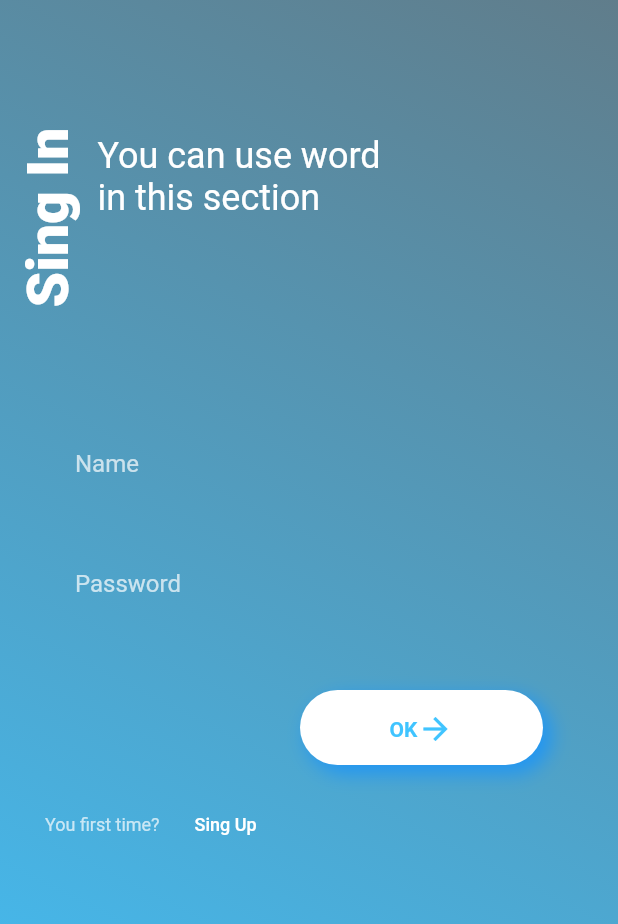
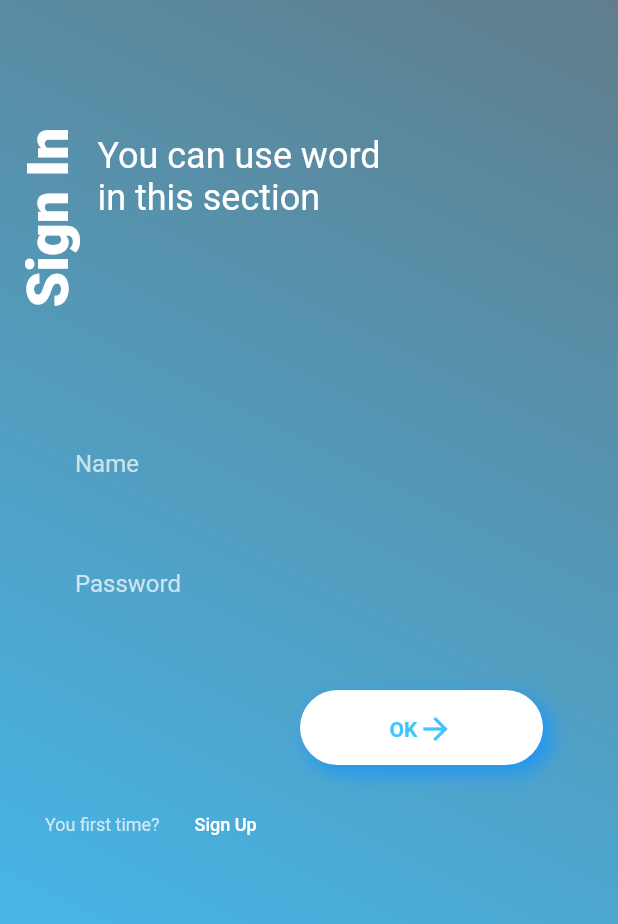
Before and after one commit to 1dervish/flutter_login_ui, a Flutter app: the screen it shows after launch, after a tap on "Sign In", on a phone screen of 412 x 824 dp. Shown: the top 924 px of the screen. Run offline on Flutter 3.47's test engine with Material 2 defaults, Android fonts, the phone set to English and light mode, and no system bars; statements that could not run were skipped.

Commit message:
spelling mistake

```diff
--- a/lib/pages/newuserpage.dart
+++ b/lib/pages/newuserpage.dart
@@ -1,10 +1,9 @@
-
 import 'package:flutter/material.dart';
 import 'package:loginui/widgets/ButtonNewUser.dart';
 import 'package:loginui/widgets/newEmail.dart';
 import 'package:loginui/widgets/newName.dart';
 import 'package:loginui/widgets/password.dart';
-import 'package:loginui/widgets/singup.dart';
+import 'package:loginui/widgets/SignUp.dart';
 import 'package:loginui/widgets/textNew.dart';
 import 'package:loginui/widgets/userOld.dart';
 
@@ -22,11 +21,9 @@ class _NewUserState extends State<NewUser> {
       body: Container(
         decoration: BoxDecoration(
           gradient: LinearGradient(
-            begin: Alignment.topRight,
-            end: Alignment.bottomLeft,
-            colors: [Colors.blueGrey,Colors.lightBlueAccent]
-          ),
-
+              begin: Alignment.topRight,
+              end: Alignment.bottomLeft,
+              colors: [Colors.blueGrey, Colors.lightBlueAccent]),
         ),
         child: ListView(
           children: [
@@ -34,7 +31,7 @@ class _NewUserState extends State<NewUser> {
               children: [
                 Row(
                   children: [
-                    SingUp(),
+                    SignUp(),
                     TextNew(),
                   ],
                 ),
--- a/lib/widgets/first.dart
+++ b/lib/widgets/first.dart
@@ -1,4 +1,3 @@
-
 import 'package:flutter/material.dart';
 import 'package:loginui/pages/newuserpage.dart';
 
@@ -19,20 +18,26 @@ class _FirstTimeState extends State<FirstTime> {
         height: 20,
         child: Row(
           children: [
-            Text('You first time?', style: TextStyle(fontSize: 12,color: Colors.white70),),
-            FlatButton(onPressed: (){
-              Navigator.push(context, MaterialPageRoute(builder: (context) =>NewUser()));
-            },
-                child: Text(
-                  'Sing Up', style: TextStyle(
-                  fontSize: 12, color: Colors.white,
+            Text(
+              'You first time?',
+              style: TextStyle(fontSize: 12, color: Colors.white70),
+            ),
+            FlatButton(
+              onPressed: () {
+                Navigator.push(context,
+                    MaterialPageRoute(builder: (context) => NewUser()));
+              },
+              child: Text(
+                'Sign Up',
+                style: TextStyle(
+                  fontSize: 12,
+                  color: Colors.white,
                 ),
-                  textAlign: TextAlign.right,
-                ),),
-
+                textAlign: TextAlign.right,
+              ),
+            ),
           ],
         ),
-
       ),
     );
   }
--- a/lib/widgets/verticalText.dart
+++ b/lib/widgets/verticalText.dart
@@ -1,4 +1,3 @@
-
 import 'package:flutter/material.dart';
 
 class VerticalText extends StatefulWidget {
@@ -13,14 +12,17 @@ class _VerticalTextState extends State<VerticalText> {
   Widget build(BuildContext context) {
     return Padding(
       padding: const EdgeInsets.only(top: 60, left: 10),
-      child: RotatedBox(quarterTurns: -1,child: Text(
-        'Sing In',
-        style: TextStyle(
-          fontSize: 38,
-          fontWeight: FontWeight.w900,
-          color: Colors.white,
+      child: RotatedBox(
+        quarterTurns: -1,
+        child: Text(
+          'Sign In',
+          style: TextStyle(
+            fontSize: 38,
+            fontWeight: FontWeight.w900,
+            color: Colors.white,
+          ),
         ),
-      ),),
+      ),
     );
   }
 }
```
Also changed, not shown: lib/widgets/singup.dart (+7 -7 lines).
